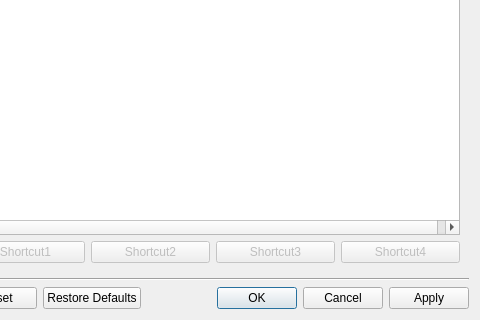
Old version of the form src/cmplayer/ui/prefdialog.ui in the repository bylee20/bomi; both pictures show x 260 to 740 and y 320 to 640 of the 740 by 640 pixel window.
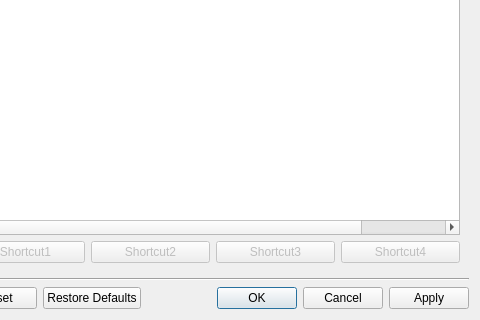
New version of the form. The open tabs and pages were chosen to show the change. Icons and pictures are not drawn. Custom widgets are drawn as their Qt base class.

```diff
--- a/src/cmplayer/ui/prefdialog.ui
+++ b/src/cmplayer/ui/prefdialog.ui
@@ -2233,6 +2233,11 @@
              <string>Shortcut4</string>
             </property>
            </column>
+           <column>
+            <property name="text">
+             <string>ID</string>
+            </property>
+           </column>
           </widget>
          </item>
          <item>
```
Left out of the diff: 2 changed lines with no effect on the pictures.
